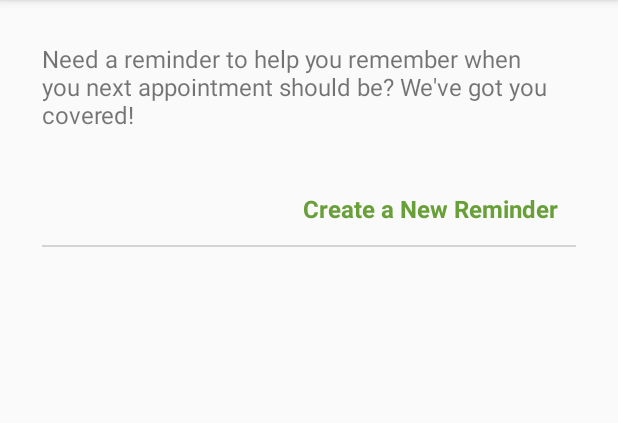
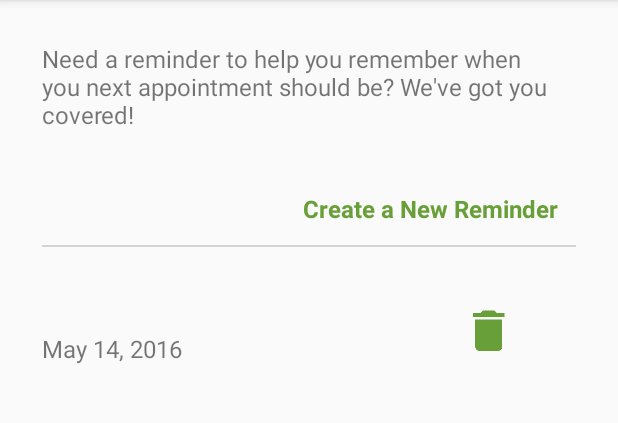
Before and after one commit to nvalletta/CedarBarkGrooming_Android, an Android app: the RemindersActivity screen opened directly, with no data from a screen before it, on a phone screen of 412 x 824 dp, the part 84-507 px from its top. Run offline under Robolectric (Android 15) with nearby library versions, the light colour scheme and no system bars; our stand-ins replace ButterKnife; 1 statement that could not run was skipped.

Commit message:
Users may add and remove Reminders, but they're not yet persisted

```diff
--- a/app/build.gradle
+++ b/app/build.gradle
@@ -8,7 +8,7 @@ android {
 
     defaultConfig {
         applicationId "com.cedarbarkgrooming"
-        minSdkVersion 19
+        minSdkVersion 21
         targetSdkVersion 23
         versionCode 1
         versionName "1.0"
--- a/app/src/main/AndroidManifest.xml
+++ b/app/src/main/AndroidManifest.xml
@@ -22,6 +22,9 @@
         <activity
             android:name=".ui.reminders.RemindersActivity"
             android:label="@string/app_name" />
+        <activity
+            android:name=".ui.reminders.CreateReminderActivity"
+            android:label="@string/text_add_reminder" />
     </application>
 
 </manifest>
--- a/app/src/main/java/com/cedarbarkgrooming/module/Injector.java
+++ b/app/src/main/java/com/cedarbarkgrooming/module/Injector.java
@@ -1,7 +1,12 @@
 package com.cedarbarkgrooming.module;
 
 import com.cedarbarkgrooming.ui.home.HomeActivity;
+import com.cedarbarkgrooming.ui.reminders.CreateReminderActivity;
+import com.cedarbarkgrooming.ui.reminders.CreateReminderPresenter;
+import com.cedarbarkgrooming.ui.reminders.ReminderAdapter;
+import com.cedarbarkgrooming.ui.reminders.ReminderItem;
 import com.cedarbarkgrooming.ui.reminders.RemindersActivity;
+import com.cedarbarkgrooming.ui.reminders.RemindersPresenter;
 
 /**
  * Created by Nora on 5/7/2016.
@@ -9,4 +14,9 @@ import com.cedarbarkgrooming.ui.reminders.RemindersActivity;
 public interface Injector {
     void inject(HomeActivity target);
     void inject(RemindersActivity target);
+    void inject(CreateReminderActivity target);
+    void inject(ReminderItem target);
+    void inject(CreateReminderPresenter target);
+    void inject(ReminderAdapter target);
+    void inject(RemindersPresenter target);
 }
--- a/app/src/main/java/com/cedarbarkgrooming/ui/custom/DescriptionGroup.java
+++ b/app/src/main/java/com/cedarbarkgrooming/ui/custom/DescriptionGroup.java
@@ -5,6 +5,7 @@ import android.content.res.TypedArray;
 import android.support.annotation.NonNull;
 import android.util.AttributeSet;
 import android.view.LayoutInflater;
+import android.view.View;
 import android.widget.Button;
 import android.widget.RelativeLayout;
 import android.widget.TextView;
@@ -40,11 +41,20 @@ public class DescriptionGroup extends RelativeLayout {
         ButterKnife.bind(this);
         TypedArray typedArray = context.getTheme().obtainStyledAttributes(attrs, R.styleable.DescriptionGroup, 0, 0);
         try {
-            mTextViewDescription.setText(typedArray.getText(R.styleable.DescriptionGroup_description));
-            mButtonDescription.setText(typedArray.getText(R.styleable.DescriptionGroup_actionText));
+            populateViews(typedArray);
         } finally {
             typedArray.recycle();
         }
     }
 
+    private void populateViews(TypedArray typedArray) {
+        mTextViewDescription.setText(typedArray.getText(R.styleable.DescriptionGroup_description));
+        CharSequence buttonText = typedArray.getText(R.styleable.DescriptionGroup_actionText);
+        if (null == buttonText || buttonText.equals("")) {
+            mButtonDescription.setVisibility(View.GONE);
+        } else {
+            mButtonDescription.setText(buttonText);
+        }
+    }
+
 }
--- a/app/src/main/java/com/cedarbarkgrooming/ui/reminders/ReminderAdapter.java
+++ b/app/src/main/java/com/cedarbarkgrooming/ui/reminders/ReminderAdapter.java
@@ -1,16 +1,16 @@
 package com.cedarbarkgrooming.ui.reminders;
 
 import android.support.v7.widget.RecyclerView;
-import android.view.LayoutInflater;
 import android.view.View;
 import android.view.ViewGroup;
 
-import com.cedarbarkgrooming.R;
 import com.cedarbarkgrooming.model.Reminder;
 
 import java.util.List;
 
 import javax.inject.Inject;
+
+import static com.cedarbarkgrooming.module.ObjectGraph.getInjector;
 
 /**
  * Created by Nora on 5/14/2016.
@@ -30,6 +30,10 @@ public class ReminderAdapter extends RecyclerView.Adapter<ReminderAdapter.ViewHo
     @Inject
     List<Reminder> mReminders;
 
+    public ReminderAdapter() {
+        getInjector().inject(this);
+    }
+
     @Override
     public int getItemCount() {
         return mReminders.size();
@@ -37,14 +41,13 @@ public class ReminderAdapter extends RecyclerView.Adapter<ReminderAdapter.ViewHo
 
     @Override
     public ViewHolder onCreateViewHolder(ViewGroup parent, int viewType) {
-        View view = LayoutInflater.from(parent.getContext()).inflate(R.layout.item_reminder, parent);
-        return new ViewHolder((ReminderItem)view);
+        View view = new ReminderItem(parent.getContext());
+        return new ReminderAdapter.ViewHolder((ReminderItem)view);
     }
 
     @Override
     public void onBindViewHolder(ReminderAdapter.ViewHolder holder, int position) {
-        Reminder reminder = mReminders.get(position);
-        holder.mReminderItem.setTitle(reminder.getTitle());
-        holder.mReminderItem.setDate(reminder.getDate());
+        holder.mReminderItem.setReminder(mReminders.get(position));
     }
+
 }
--- a/app/src/main/java/com/cedarbarkgrooming/ui/reminders/ReminderItem.java
+++ b/app/src/main/java/com/cedarbarkgrooming/ui/reminders/ReminderItem.java
@@ -2,32 +2,43 @@ package com.cedarbarkgrooming.ui.reminders;
 
 import android.content.Context;
 import android.support.annotation.NonNull;
+import android.support.annotation.Nullable;
 import android.util.AttributeSet;
 import android.view.LayoutInflater;
 import android.widget.RelativeLayout;
 import android.widget.TextView;
 
 import com.cedarbarkgrooming.R;
+import com.cedarbarkgrooming.model.Reminder;
 
 import java.text.DateFormat;
 import java.text.SimpleDateFormat;
 import java.util.Date;
 import java.util.Locale;
 
+import javax.inject.Inject;
+
 import butterknife.BindView;
 import butterknife.ButterKnife;
 import butterknife.OnClick;
+
+import static com.cedarbarkgrooming.module.ObjectGraph.getInjector;
 
 /**
  * Created by Nora on 5/14/2016.
  */
 public class ReminderItem extends RelativeLayout {
 
+    @Inject
+    RemindersPresenter mRemindersPresenter;
+
     @BindView(R.id.text_reminder_title)
     TextView mTextTitleView;
 
     @BindView(R.id.text_reminder_date)
     TextView mTextDateView;
+
+    private Reminder mReminder;
 
     public ReminderItem(Context context) {
         super(context);
@@ -47,6 +58,15 @@ public class ReminderItem extends RelativeLayout {
     private void initialize(@NonNull Context context) {
         LayoutInflater.from(context).inflate(R.layout.item_reminder, this, true);
         ButterKnife.bind(this);
+        getInjector().inject(this);
+    }
+
+    public void setReminder(@Nullable Reminder reminder) {
+        mReminder = reminder;
+        if (null == reminder) return;
+        mTextTitleView.setText(mReminder.getTitle());
+        DateFormat df = new SimpleDateFormat("MMMM dd, yyyy", Locale.US);
+        mTextDateView.setText(df.format(mReminder.getDate()));
     }
 
     public void setTitle(@NonNull CharSequence title) {
@@ -60,7 +80,7 @@ public class ReminderItem extends RelativeLayout {
 
     @OnClick(R.id.button_delete)
     public void onButtonDeleteClick() {
-        //todo: notify presenter that delete was clicked
+        mRemindersPresenter.onReminderDeleted(mReminder);
     }
 
 }
--- a/app/src/main/java/com/cedarbarkgrooming/ui/reminders/RemindersActivity.java
+++ b/app/src/main/java/com/cedarbarkgrooming/ui/reminders/RemindersActivity.java
@@ -1,15 +1,21 @@
 package com.cedarbarkgrooming.ui.reminders;
 
+import android.content.Intent;
 import android.os.Bundle;
+import android.support.v7.widget.LinearLayoutManager;
 import android.support.v7.widget.RecyclerView;
 
 import com.cedarbarkgrooming.R;
+import com.cedarbarkgrooming.model.Reminder;
 import com.cedarbarkgrooming.ui.BaseActivity;
+
+import java.util.List;
 
 import javax.inject.Inject;
 
 import butterknife.BindView;
 import butterknife.ButterKnife;
+import butterknife.OnClick;
 
 import static com.cedarbarkgrooming.module.ObjectGraph.getInjector;
 
@@ -18,11 +24,18 @@ import static com.cedarbarkgrooming.module.ObjectGraph.getInjector;
  */
 public class RemindersActivity extends BaseActivity {
 
+    public static final String RESULT_REMINDER = "createNewReminderResult";
+
     @Inject
     RemindersPresenter mRemindersPresenter;
 
+    @Inject
+    List<Reminder> mReminders;
+
     @BindView(R.id.recycler_reminders)
     RecyclerView mRecyclerReminders;
+
+    ReminderAdapter mReminderAdapter;
 
     @Override
     protected void onCreate(Bundle savedInstanceState) {
@@ -32,7 +45,21 @@ public class RemindersActivity extends BaseActivity {
 
         // todo: kick off content provider and loader stuff
 
-        mRecyclerReminders.setAdapter(new ReminderAdapter());
+        mReminderAdapter = new ReminderAdapter();
+        mRecyclerReminders.setLayoutManager(new LinearLayoutManager(this));
+        mRecyclerReminders.setAdapter(mReminderAdapter);
+    }
+
+    @Override
+    protected void onPause() {
+        super.onPause();
+        mRemindersPresenter.setRemindersChangeListener(null);
+    }
+
+    @Override
+    protected void onResume() {
+        super.onResume();
+        mRemindersPresenter.setRemindersChangeListener(() -> mReminderAdapter.notifyDataSetChanged());
     }
 
     @Override
@@ -40,6 +67,15 @@ public class RemindersActivity extends BaseActivity {
         getInjector().inject(this);
     }
 
+    @OnClick(R.id.button_description)
+    public void onCreateNewReminderClick() {
+        startActivityForResult(new Intent(this, CreateReminderActivity.class), RESULT_OK);
+    }
 
+    @Override
+    protected void onActivityResult(int requestCode, int resultCode, Intent data) {
+        super.onActivityResult(requestCode, resultCode, data);
+        mReminderAdapter.notifyDataSetChanged();
+    }
 
 }
--- /dev/null
+++ b/app/src/main/java/com/cedarbarkgrooming/ui/reminders/RemindersChangeListener.java
@@ -0,0 +1,8 @@
+package com.cedarbarkgrooming.ui.reminders;
+
+/**
+ * Created by Nora on 5/14/2016.
+ */
+public interface RemindersChangeListener {
+    void onRemindersChanged();
+}
--- a/app/src/main/res/layout/item_description_group.xml
+++ b/app/src/main/res/layout/item_description_group.xml
@@ -1,7 +1,7 @@
 <?xml version="1.0" encoding="utf-8"?>
 <RelativeLayout
-    android:layout_width="match_parent"
-    android:layout_height="match_parent"
+    android:layout_width="wrap_content"
+    android:layout_height="wrap_content"
     xmlns:android="http://schemas.android.com/apk/res/android"
     xmlns:tools="http://schemas.android.com/tools">
     <TextView
--- a/app/src/main/res/values/strings.xml
+++ b/app/src/main/res/values/strings.xml
@@ -18,4 +18,7 @@
     <string name="text_reminders">Would you like to schedule an appointment? Tap here to create and manage your appointment reminders!</string>
     <string name="text_create_a_new_reminder">Create a New Reminder</string>
     <string name="text_reminder_description">Need a reminder to help you remember when you next appointment should be? We\'ve got you covered!</string>
+    <string name="text_add_reminder">Add a Reminder</string>
+    <string name="text_edit_reminder_description">Just enter the purpose of your reminder and the date you\'d like to be reminded on, and you\'re all set!</string>
+    <string name="text_done">All finished? Click here!</string>
 </resources>
--- a/app/src/main/res/values/styles.xml
+++ b/app/src/main/res/values/styles.xml
@@ -34,4 +34,8 @@
         <item name="android:textStyle">bold</item>
     </style>
 
+    <style name="ClickableTextLarge" parent="ClickableText">
+        <item name="android:textSize">20sp</item>
+    </style>
+
 </resources>
```
Also changed, not shown: app/src/main/java/com/cedarbarkgrooming/module/modules/PresenterModule.java (+7 -0 lines), app/src/main/java/com/cedarbarkgrooming/ui/reminders/CreateReminderActivity.java (added, +55 -0 lines), app/src/main/java/com/cedarbarkgrooming/ui/reminders/CreateReminderPresenter.java (added, +28 -0 lines), app/src/main/java/com/cedarbarkgrooming/ui/reminders/RemindersPresenter.java (+18 -1 lines), app/src/main/res/layout/activity_create_reminder.xml (added, +39 -0 lines).
